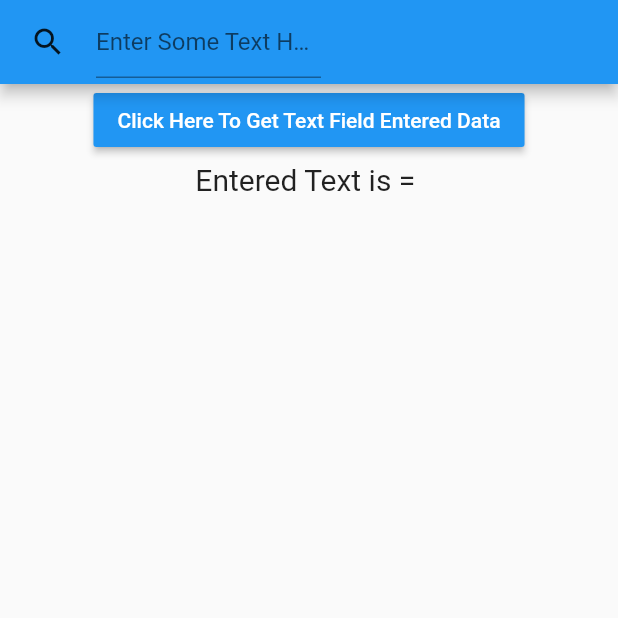
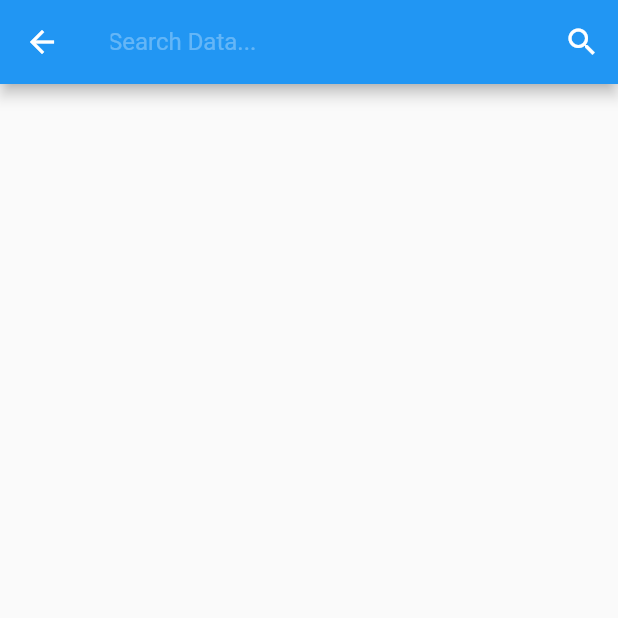
Before and after one commit to Mihirsinh-01/News24x7, a Flutter app: the GetTextFieldValue screen opened directly, on a phone screen of 412 x 824 dp, the top half of it. Run offline on Flutter 3.47's test engine with Material 2 defaults, Android fonts, the phone set to English and light mode, and no system bars; our stand-ins replace country_picker, font_awesome_flutter, shared_preferences; missing offline and left inert: country_icons; accounts and stored records are empty; network calls fail.

Commit message:
Search Bar Done

```diff
--- a/lib/Screens/NewsArticle.dart
+++ b/lib/Screens/NewsArticle.dart
@@ -21,6 +21,8 @@ class _NewsArticleState extends State<NewsArticle> {
     } else
       throw 'Can not launch';
   }
+
+  playAudio() {}
 
   @override
   Widget build(BuildContext context) {
@@ -121,6 +123,7 @@ class _NewsArticleState extends State<NewsArticle> {
                   InkWell(
                     onTap: () {
                       print("Microphone Selected");
+                      playAudio();
                     },
                     child: Container(
                       padding: EdgeInsets.fromLTRB(0, 0, 0, 0),
--- a/lib/Screens/SearchNews.dart
+++ b/lib/Screens/SearchNews.dart
@@ -1,5 +1,9 @@
 import 'package:flutter/material.dart';
-// import 'package:floating_search_bar/floating_search_bar.dart';
+import 'NewsDetails.dart';
+import 'package:http/http.dart' as http;
+import 'package:url_launcher/url_launcher.dart';
+import 'package:shared_preferences/shared_preferences.dart';
+import 'dart:convert';
 
 class SearchNews extends StatelessWidget {
   @override
@@ -16,69 +20,189 @@ class GetTextFieldValue extends StatefulWidget {
 }
 
 class _TextFieldValueState extends State<GetTextFieldValue> {
-  final textFieldValueHolder = TextEditingController();
+  // String apiKey = 'e452f52f81984a5f82e6645572903d4d';
+  String apiKey = 'c8fdb18f039e4c12a7fa4cede6bd7d87';
+  TextEditingController _searchQueryController = TextEditingController();
+  bool _isSearching = false;
+  String searchQuery = "Search query";
+  var response;
+  NewsDetails nsd;
 
-  Widget _buildBar(BuildContext context) {
-    return new AppBar(
-      flexibleSpace: Row(children: <Widget>[
-        SizedBox(height: 200),
-        SizedBox(width: 20),
-        Icon(Icons.search),
-        SizedBox(width: 20),
-        SizedBox(
-            width: 150,
-            child: TextField(
-              controller: textFieldValueHolder,
-              autocorrect: true,
-              decoration: InputDecoration(hintText: 'Enter Some Text Here'),
-            )),
-      ]),
+  openWebview(index) async {
+    String url = NewsDetails.fromJson(response["articles"][index]).url;
+    if (await canLaunch(url)) {
+      launch(url);
+      print("Inside Open Web View");
+    } else
+      throw 'Can not launch';
+  }
+
+  Future<void> fetchNews() async {
+    final prefs = await SharedPreferences.getInstance();
+    if (prefs.getString("Country") == null) {
+      prefs.setString("Country", "IN");
+    }
+    response = await http.get(Uri.parse(
+        ("https://newsapi.org/v2/everything?q=" +
+            searchQuery +
+            "&language=en&apiKey=" +
+            apiKey)));
+    var data = jsonDecode(response.body);
+    response = data;
+    if (data['status'] == "ok") {
+      if (mounted)
+        setState(() {
+          print(prefs.getString("Country"));
+          print(searchQuery);
+          print("Inside FetchNews setstate");
+        });
+    } else {
+      throw Exception();
+    }
+  }
+
+  Widget _buildSearchField() {
+    return TextField(
+      controller: _searchQueryController,
+      autofocus: true,
+      decoration: InputDecoration(
+        hintText: "Search Data...",
+        border: InputBorder.none,
+        hintStyle: TextStyle(color: Colors.white30),
+      ),
+      style: TextStyle(color: Colors.white, fontSize: 16.0),
+      onChanged: (query) => updateSearchQuery(query),
     );
   }
 
-  String result = '';
+  List<Widget> _buildActions() {
+    return <Widget>[
+      IconButton(
+        icon: const Icon(Icons.search),
+        onPressed: () {
+          if (_searchQueryController == null ||
+              _searchQueryController.text.isEmpty) {
+            return;
+          }
+          _searchQuery();
+        },
+      ),
+    ];
+  }
 
-  getTextInputData() {
+  void updateSearchQuery(String newQuery) {
+    searchQuery = newQuery;
+  }
+
+  void _searchQuery() {
     setState(() {
-      result = textFieldValueHolder.text;
+      _isSearching = true;
+      var a = searchQuery.split(" ");
+      var st = a.join(" OR ");
+      searchQuery = st;
+      fetchNews();
     });
   }
 
   @override
   Widget build(BuildContext context) {
     return Scaffold(
-        appBar: _buildBar(context),
-        body: Center(
-          child: Column(
-            // mainAxisAlignment: MainAxisAlignment.left,
-            children: <Widget>[
-              Container(
-
-                  // width: MediaQuery.of(context).size.width,
-                  // padding: EdgeInsets.all(5.0),
-                  // child: Row(children: <Widget>[
-                  //   SizedBox(width:20),
-                  //   Icon(Icons.search),
-                  //   SizedBox(width:20),
-                  //   SizedBox(width: 200, child: TextField(controller: textFieldValueHolder,
-                  //     autocorrect: true,
-                  //     decoration: InputDecoration(hintText: 'Enter Some Text Here'),)),
-
-                  // ]),
-                  ),
-              RaisedButton(
-                onPressed: getTextInputData,
-                color: Colors.blue,
-                textColor: Colors.white,
-                // padding: EdgeInsets.fromLTRB(10, 10, 10, 10),
-                child: Text('Click Here To Get Text Field Entered Data'),
-              ),
-              Padding(
-                  padding: EdgeInsets.all(4.0),
-                  child: Text("Entered Text is = $result",
-                      style: TextStyle(fontSize: 20)))
-            ],
-          ),
-        ));
+      appBar: AppBar(
+        leading: BackButton(
+          onPressed: () {
+            Navigator.of(context, rootNavigator: true).pop();
+          },
+        ),
+        title: _buildSearchField(),
+        actions: _buildActions(),
+      ),
+      body: !_isSearching
+          ? Container()
+          : RefreshIndicator(
+              child: response != null
+                  ? response["articles"].length != 0
+                      ? ListView.builder(
+                          itemCount: response["articles"].length,
+                          itemBuilder: (context, index) {
+                            nsd = NewsDetails.fromJson(
+                                response["articles"][index]);
+                            return InkWell(
+                                onTap: () {
+                                  openWebview(index);
+                                },
+                                child: Card(
+                                    child: nsd.urlToImage != null &&
+                                            nsd.title != null
+                                        ? Container(
+                                            padding: EdgeInsets.all(5),
+                                            child: Column(
+                                              children: [
+                                                ClipRRect(
+                                                  borderRadius:
+                                                      BorderRadius.circular(20),
+                                                  child: Image.network(
+                                                      "${nsd.urlToImage}"),
+                                                ),
+                                                Padding(
+                                                  padding: EdgeInsets.all(10),
+                                                ),
+                                                Text(
+                                                  "${nsd.title}",
+                                                  style: TextStyle(
+                                                      fontSize: 18,
+                                                      fontWeight:
+                                                          FontWeight.bold),
+                                                ),
+                                                Padding(
+                                                  padding: EdgeInsets.all(5),
+                                                ),
+                                                Text("${nsd.description}"),
+                                                Padding(
+                                                  padding: EdgeInsets.all(10),
+                                                ),
+                                              ],
+                                            ),
+                                          )
+                                        : Container()));
+                          },
+                        )
+                      : Center(
+                          child: ListView(
+                          // mainAxisAlignment: MainAxisAlignment.center,
+                          children: <Widget>[
+                            Padding(
+                              padding: EdgeInsets.fromLTRB(0, 150, 0, 0),
+                              child: Icon(
+                                Icons.speaker_notes_off,
+                                size: 170,
+                              ),
+                            ),
+                            SizedBox(
+                              height: 50,
+                            ),
+                            Center(
+                              child: Text(
+                                "Sorry.. No Articles Found",
+                                style: TextStyle(
+                                    color: Colors.black,
+                                    fontSize: 23.0,
+                                    fontFamily: 'Robosto',
+                                    fontWeight: FontWeight.bold,
+                                    decoration: TextDecoration.none),
+                              ),
+                            )
+                          ],
+                        ))
+                  : Center(child: CircularProgressIndicator()),
+              onRefresh: () {
+                return Future.delayed(Duration(milliseconds: 500), () {
+                  setState(() {
+                    fetchNews();
+                    print("Inside Refresh");
+                  });
+                });
+              },
+            ),
+    );
   }
 }
```
Also changed, not shown: 1 other file.
